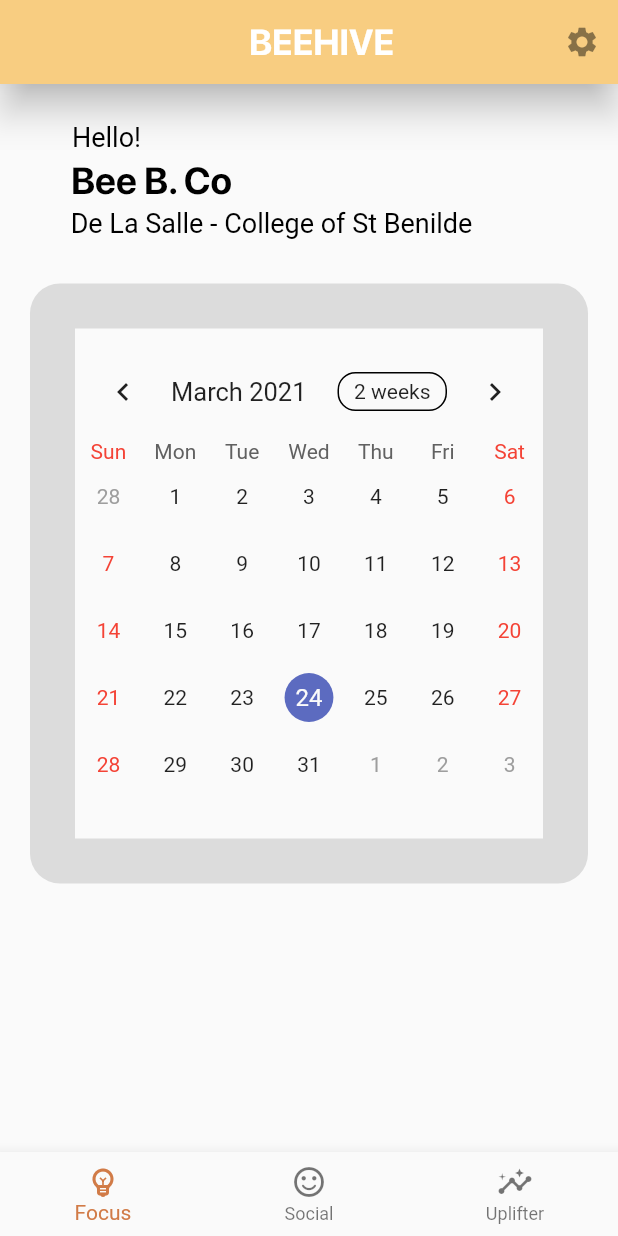
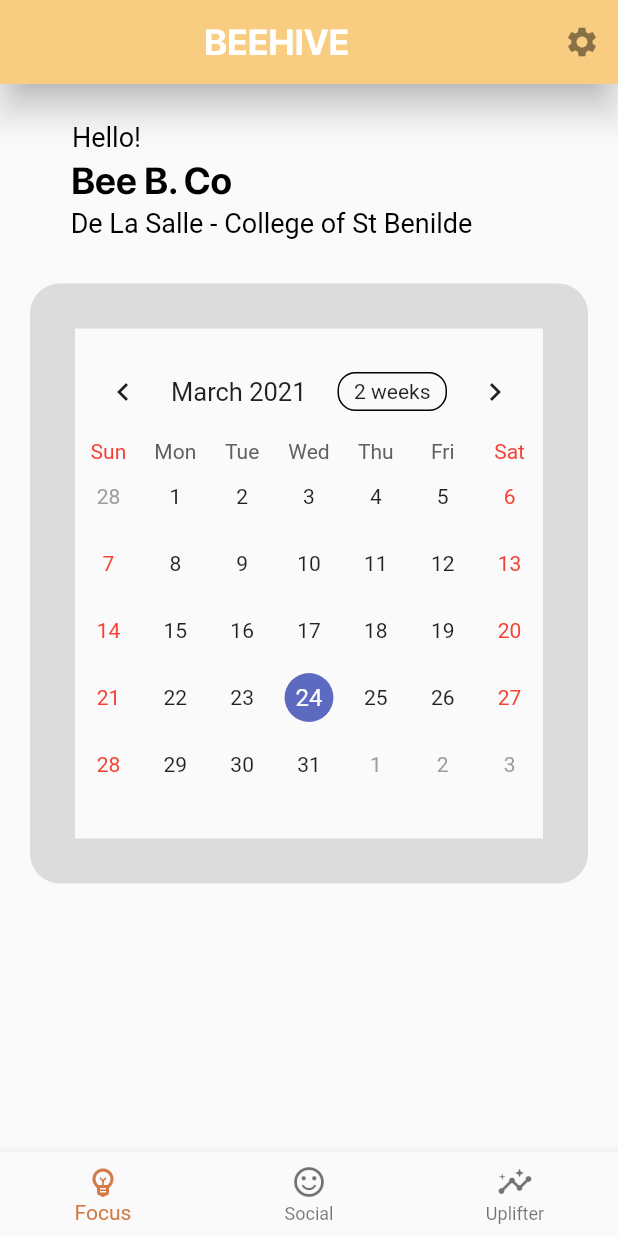
Before and after one commit to fidelledi/beehive_app, a Flutter app: the LandingPage screen opened directly, on a phone screen of 412 x 824 dp. Run offline on Flutter 3.47's test engine with Material 2 defaults, Android fonts, the light colour scheme and no system bars; drawn by our look-alikes of table_calendar; Roboto replaces fonts that are missing (SF-Pro-Text); project files that could hold a hidden picture were left out.

Commit message:
new commit 03.24.21

```diff
--- a/lib/Landing Page/LandingPage.dart
+++ b/lib/Landing Page/LandingPage.dart
@@ -28,7 +28,7 @@
         elevation: 10,
         backgroundColor: Color(0xFFF8CD81) ,
           title: Padding(
-            padding: const EdgeInsets.only(left:150),
+            padding: const EdgeInsets.only(left:120),
             child: Text("BEEHIVE",
             style: TextStyle(
               fontFamily: 'SF-Pro-Bold',
--- a/lib/main.dart
+++ b/lib/main.dart
@@ -1,11 +1,13 @@
 import 'package:beehive_app/Focus/breathing_exercises.dart';
 import 'package:beehive_app/Focus/focus_main.dart';
+import 'package:beehive_app/Landing%20Page/LandingPage.dart';
 import 'package:beehive_app/SocialModel/SocialMain.dart';
 import 'package:beehive_app/Welcome/Login.dart';
 import 'package:beehive_app/Welcome/SignUp.dart';
 import 'package:beehive_app/Welcome/Welcome.dart';
 import 'package:flutter/material.dart';
 import 'package:beehive_app/Focus/breathing_exercises.dart';
+import 'package:flutter/services.dart';
 
 void main() {
   runApp(MyApp());
@@ -21,7 +23,7 @@
       theme: ThemeData(
         primarySwatch: Colors.blue,
       ),
-      home: SocialMain(),
+      home:LandingPage() ,
       //home: focusMain(),
     );
   }
```
